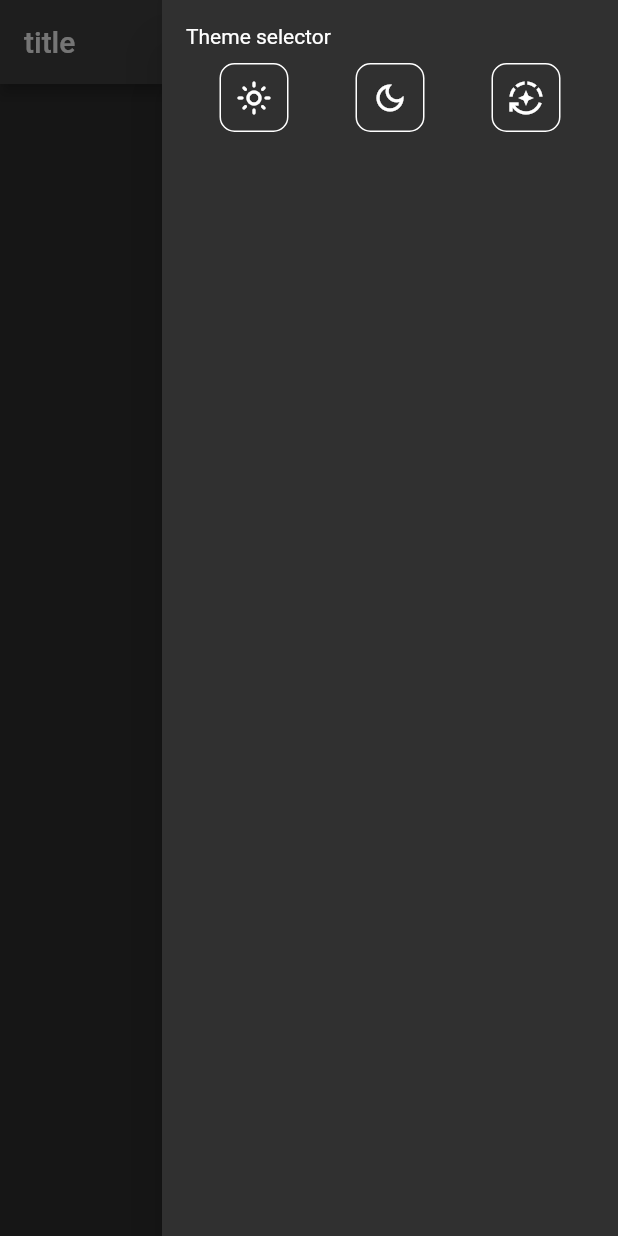
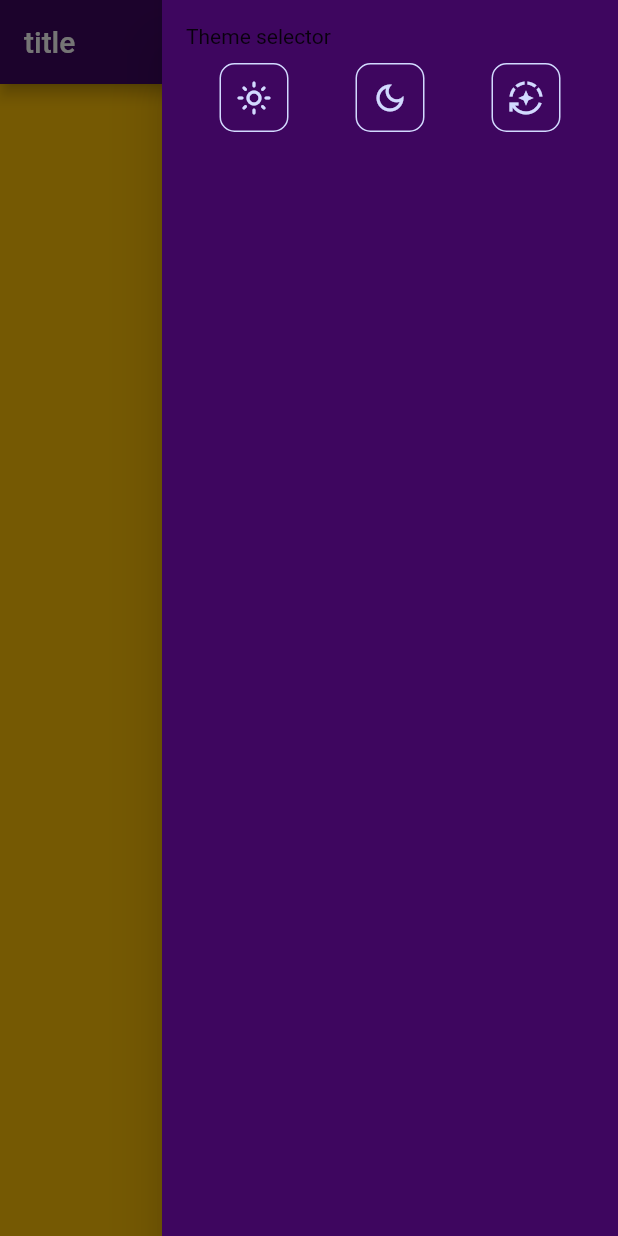
Before and after one commit to cristian2024/cobro_app, a Flutter app: the screen it shows after launch, after a tap on the "menu" icon, on a phone screen of 412 x 824 dp. Run offline on Flutter 3.47's test engine with Material 2 defaults, Android fonts, the light colour scheme and no system bars; our stand-ins replace flutter_bloc, flutter_secure_storage, google_fonts.

Commit message:
Maintaining theme through time

```diff
--- a/lib/bloc/bloc_config.dart
+++ b/lib/bloc/bloc_config.dart
@@ -22,7 +22,7 @@ class BlocConfig extends StatelessWidget {
               context,
               listen: false,
             ),
-          ),
+          )..getInitialTheme(),
         ),
       ],
       child: child,
--- a/lib/bloc/theme/theme_cubit.dart
+++ b/lib/bloc/theme/theme_cubit.dart
@@ -14,4 +14,9 @@ class ThemeCubit extends Cubit<ThemeData> {
     await service.setThemeDataOnStorage(option);
     emit(data);
   }
+
+  void getInitialTheme() async {
+    ThemeData theme = await service.getThemeDataFromStorage();
+    emit(theme);
+  }
 }
--- a/lib/services/theme/theme_service.dart
+++ b/lib/services/theme/theme_service.dart
@@ -3,12 +3,12 @@ import 'package:cobro_app/ui/theme.dart';
 import 'package:flutter/material.dart';
 
 class ThemeService {
-  static AppTheme _theme = AppTheme();
+  static final AppThemes _theme = AppThemes();
   Future<ThemeData> getThemeDataFromStorage() async {
     String optionStored = (await ThemeStorage.getThemeOption()) ?? 'light';
     ThemeOptions option = _theme.fromString(optionStored);
 
-    return _theme.themes()[option] ?? _theme.globalTheme();
+    return _theme.themes()[option] ?? _theme.globalTheme;
   }
 
   Future<void> setThemeDataOnStorage(ThemeOptions optionTheme) async {
@@ -17,5 +17,5 @@ class ThemeService {
   }
 
   ThemeData getThemeFromOption(ThemeOptions optionTheme) =>
-      _theme.themes()[optionTheme] ?? _theme.globalTheme();
+      _theme.themes()[optionTheme] ?? _theme.globalTheme;
 }
--- a/lib/ui/main.ui/widgets/theme_selector.dart
+++ b/lib/ui/main.ui/widgets/theme_selector.dart
@@ -25,8 +25,9 @@ class ThemeSelector extends StatelessWidget {
                   icon: Icons.light_mode_outlined,
                   padding: const EdgeInsets.all(10),
                   onTap: () {
-                    BlocProvider.of<ThemeCubit>(context)
-                        .changeColorTheme(ThemeOptions.light);
+                    BlocProvider.of<ThemeCubit>(context).changeColorTheme(
+                      ThemeOptions.light,
+                    );
                   },
                 ),
                 MinimalistButton(
--- a/lib/ui/theme.dart
+++ b/lib/ui/theme.dart
@@ -10,7 +10,7 @@ enum ThemeOptions {
 }
 
 class AppThemes {
-  static ThemeData darkTheme = ThemeData.dark().copyWith(
+  static final ThemeData _darkTheme = ThemeData.dark().copyWith(
     // backgroundColor: Colors.black,
     scaffoldBackgroundColor: Colors.grey.shade900,
     appBarTheme: const AppBarTheme(
@@ -27,6 +27,25 @@ class AppThemes {
         // background:  const Colors.?
         ),
   );
+  static final ThemeData _lightTheme = ThemeData.light().copyWith(
+    // backgroundColor: Colors.black,
+    // scaffoldBackgroundColor: Colors.grey.shade900,
+    scaffoldBackgroundColor: Colors.amber,
+    appBarTheme: const AppBarTheme(
+      backgroundColor: CColors.deepViolet,
+    ),
+    drawerTheme: const DrawerThemeData(
+      backgroundColor: CColors.deepViolet,
+    ),
+    iconTheme: const IconThemeData(
+      color: CColors.paleLavender,
+    ),
+    colorScheme: const ColorScheme.dark().copyWith(
+        // background: Colors.black,
+        // background:  const Colors.?
+        ),
+  );
+  ThemeData get globalTheme => _lightTheme;
 }
 
 /// App's global theme.
@@ -112,7 +131,7 @@ class AppTheme {
   }
 }
 
-extension ThemeOption on AppTheme {
+extension ThemeOption on AppThemes {
   static const Map<String, ThemeOptions> _strings = {
     'light': ThemeOptions.light,
     'dark': ThemeOptions.dark,
@@ -121,9 +140,9 @@ extension ThemeOption on AppTheme {
   };
   Map<ThemeOptions, ThemeData> themes() {
     return {
-      ThemeOptions.light: globalTheme(),
-      ThemeOptions.dark: ThemeData.dark(),
-      ThemeOptions.semi: globalTheme(),
+      ThemeOptions.light: AppThemes._lightTheme,
+      ThemeOptions.dark: AppThemes._darkTheme,
+      ThemeOptions.semi: AppThemes._lightTheme,
     };
   }
 
```
